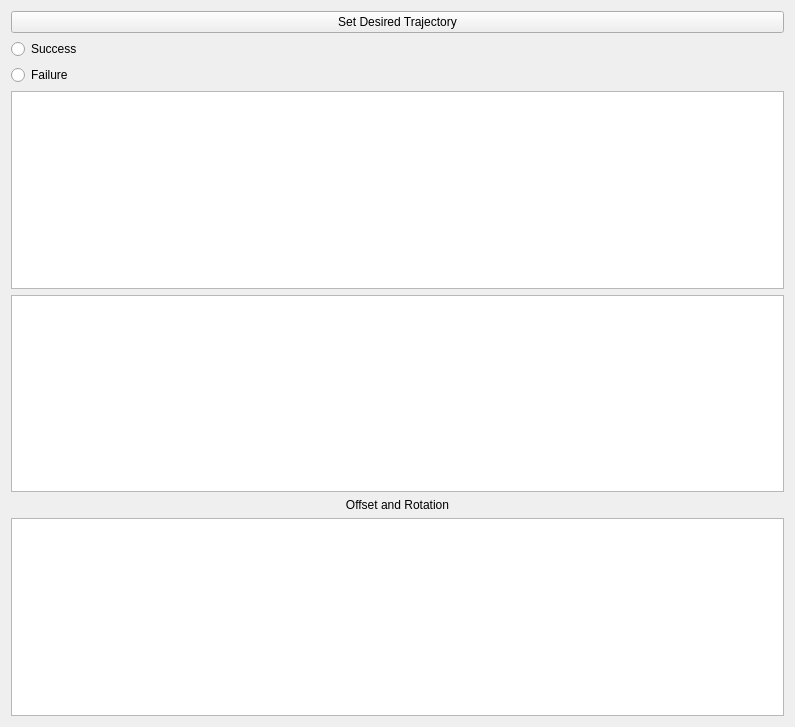
Old version of the form gui/src/gui/TrajectorySelection.ui in the repository massimilianop/sml_under_development.
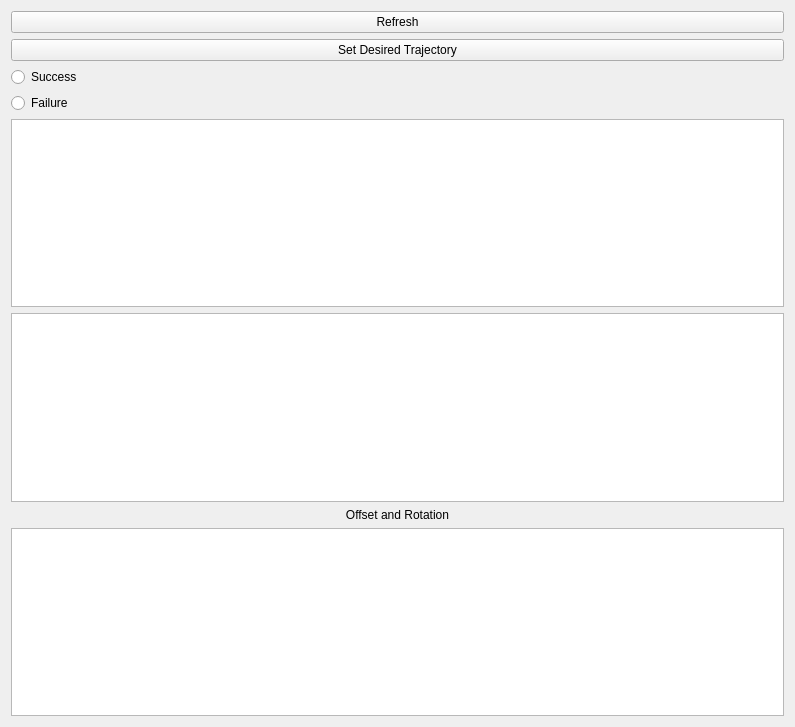
New version of the form.

Commit message: mission on gui under changes: trajectory and controller as subtabs

Diff of the .ui file:
```diff
--- a/gui/src/gui/TrajectorySelection.ui
+++ b/gui/src/gui/TrajectorySelection.ui
@@ -57,6 +57,13 @@
    <item row="9" column="1">
     <widget class="QPlainTextEdit" name="TrajectoryMessageInput"/>
    </item>
+   <item row="1" column="1">
+    <widget class="QPushButton" name="refreshTrajectoriesList">
+     <property name="text">
+      <string>Refresh</string>
+     </property>
+    </widget>
+   </item>
   </layout>
  </widget>
  <resources/>
```
The commit also changes 9 other files.
